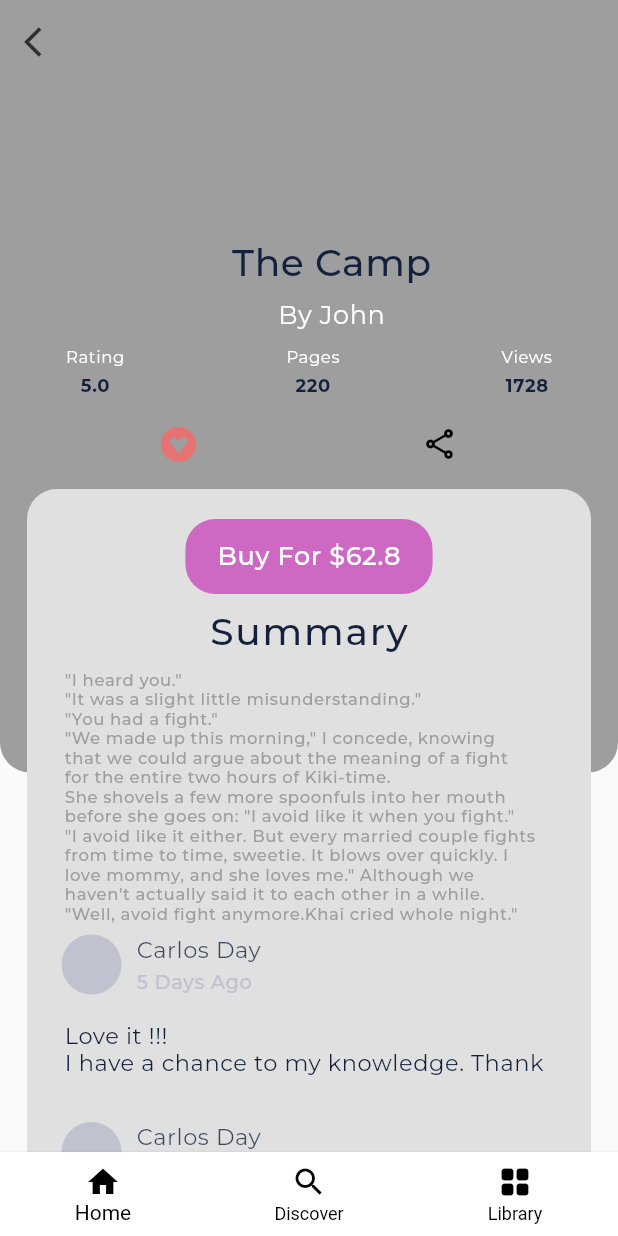
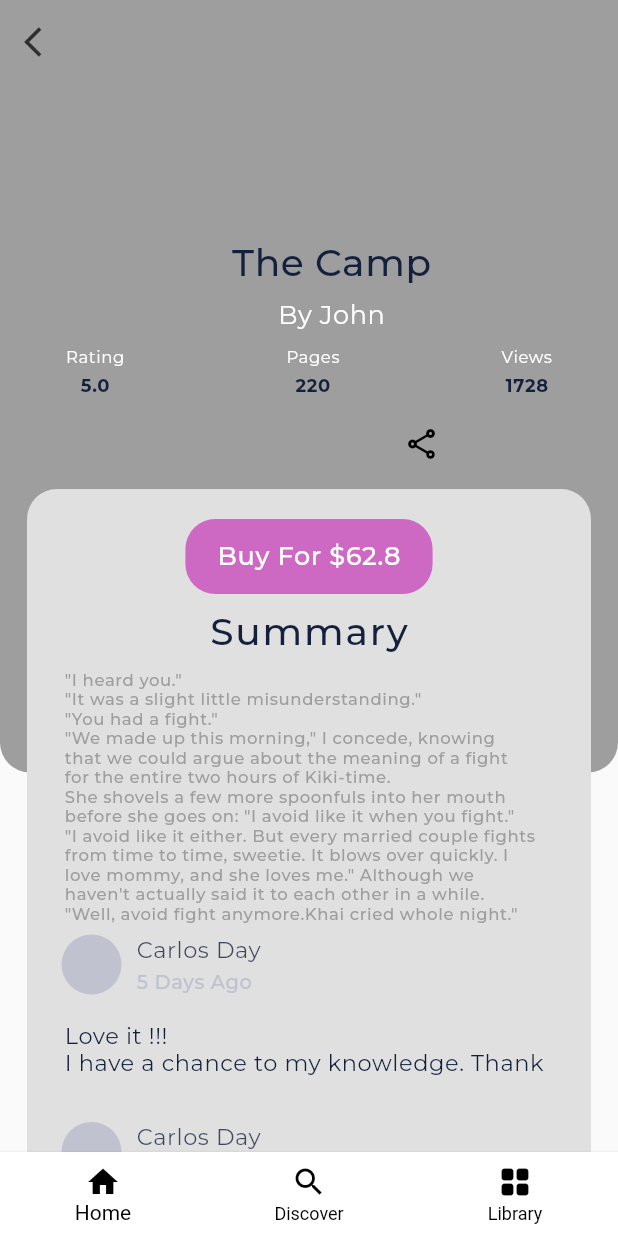
Before and after one commit to Gowthamkumar11/Sample-code, a Flutter app: the DetailPage screen opened directly, on a phone screen of 412 x 824 dp. Run offline on Flutter 3.47's test engine with Material 2 defaults, Android fonts, the phone set to English and light mode, and no system bars; our stand-ins replace font_awesome_flutter, google_fonts; missing offline and left inert: epub_viewer.

Commit message:
last commit(03/09/2021)

```diff
--- a/lib/main.dart
+++ b/lib/main.dart
@@ -1,7 +1,6 @@
 import 'package:checking_app/data/configuration.dart';
 import 'package:checking_app/pages/review_page.dart';
 import 'package:flutter/material.dart';
-import 'package:font_awesome_flutter/font_awesome_flutter.dart';
 
 void main() {
   runApp(MyApp());
--- a/lib/pages/detail_page.dart
+++ b/lib/pages/detail_page.dart
@@ -147,10 +147,10 @@ class _DetailPageState extends State<DetailPage> {
                       child: Row(
                         mainAxisAlignment: MainAxisAlignment.center,
                         children: [
-                          Icon(
-                            FontAwesomeIcons.gratipay,
-                            color: Colors.red[300],
-                          ),
+                          // Icon(
+                          //   FontAwesomeIcons.gratipay,
+                          //   color: Colors.red[300],
+                          // ),
                           SizedBox(
                             width: 150,
                           ),
--- a/pubspec.yaml
+++ b/pubspec.yaml
@@ -48,8 +48,8 @@ flutter:
   uses-material-design: true
 
   # To add assets to your application, add an assets section, like this:
-  # assets:
-  #   - images/a_dot_burr.jpeg
+  assets:
+    - assets/
   #   - images/a_dot_ham.jpeg
 
   # An image asset can refer to one or more resolution-specific "variants", see
```
Also changed, not shown: lib/pages/review_page.dart (+25 -1 lines), 2 other files.
